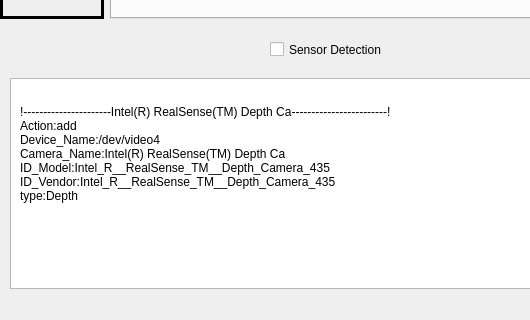
Above: Qt_Senor_MW/mainwindow.ui from yanglianoo/Sensor-driven-integration before the change; both pictures show x 0 to 530 and y 268 to 588 of the 1124 by 588 pixel window. Below: the same form after it.
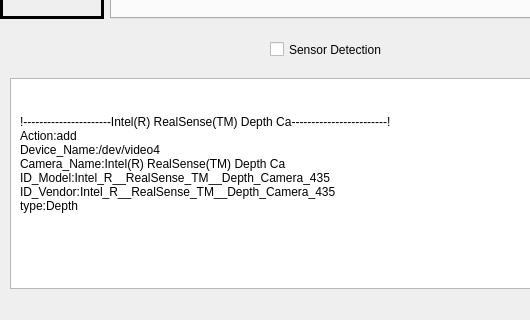
That is the form after the change.

The edit to the form file:
```diff
--- a/Qt_Senor_MW/mainwindow.ui
+++ b/Qt_Senor_MW/mainwindow.ui
@@ -374,7 +374,7 @@
     <property name="geometry">
      <rect>
       <x>20</x>
-      <y>290</y>
+      <y>300</y>
       <width>531</width>
       <height>191</height>
      </rect>
```
Left out of the diff: 8 changed lines with no effect on the pictures.
